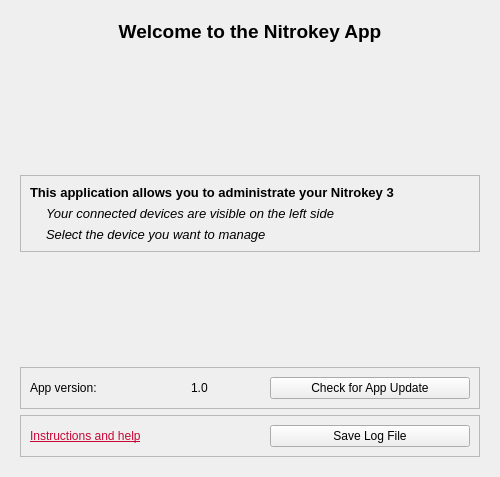
This is nitrokeyapp/ui/welcome_tab.ui in Nitrokey/nitrokey-app2 as Qt 5 draws it before an edit. The edited form follows.
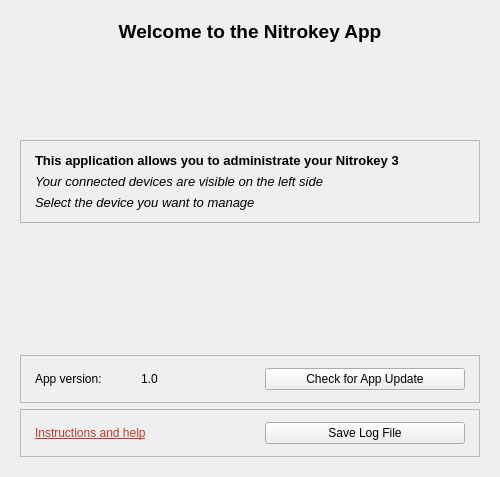
This is the edited form. Icons and pictures are not drawn.

Patch:
```diff
--- a/nitrokeyapp/ui/welcome_tab.ui
+++ b/nitrokeyapp/ui/welcome_tab.ui
@@ -125,14 +125,14 @@
            </property>
            <property name="minimumSize">
             <size>
-             <width>400</width>
-             <height>100</height>
+             <width>280</width>
+             <height>65</height>
             </size>
            </property>
            <property name="maximumSize">
             <size>
-             <width>400</width>
-             <height>100</height>
+             <width>280</width>
+             <height>65</height>
             </size>
            </property>
            <property name="sizeIncrement">
@@ -210,11 +210,17 @@
           <property name="spacing">
            <number>6</number>
           </property>
+          <property name="leftMargin">
+           <number>14</number>
+          </property>
           <property name="topMargin">
-           <number>9</number>
+           <number>12</number>
+          </property>
+          <property name="rightMargin">
+           <number>14</number>
           </property>
           <property name="bottomMargin">
-           <number>9</number>
+           <number>12</number>
           </property>
           <item>
            <layout class="QVBoxLayout" name="verticalLayout_5">
@@ -242,9 +248,6 @@
               <property name="text">
                <string>Your connected devices are visible on the left side</string>
               </property>
-              <property name="indent">
-               <number>16</number>
-              </property>
              </widget>
             </item>
             <item>
@@ -258,9 +261,6 @@
               <property name="text">
                <string>Select the device you want to manage</string>
               </property>
-              <property name="indent">
-               <number>16</number>
-              </property>
              </widget>
             </item>
            </layout>
@@ -290,6 +290,18 @@
           <enum>QFrame::Shadow::Raised</enum>
          </property>
          <layout class="QHBoxLayout" name="horizontalLayout_2">
+          <property name="leftMargin">
+           <number>14</number>
+          </property>
+          <property name="topMargin">
+           <number>12</number>
+          </property>
+          <property name="rightMargin">
+           <number>14</number>
+          </property>
+          <property name="bottomMargin">
+           <number>12</number>
+          </property>
           <item>
            <widget class="QLabel" name="Version">
             <property name="sizePolicy">
@@ -300,7 +312,7 @@
             </property>
             <property name="minimumSize">
              <size>
-              <width>155</width>
+              <width>100</width>
               <height>0</height>
              </size>
             </property>
@@ -311,7 +323,7 @@
              <string>App version:</string>
             </property>
             <property name="alignment">
-             <set>Qt::AlignmentFlag::AlignBottom|Qt::AlignmentFlag::AlignLeading|Qt::AlignmentFlag::AlignLeft</set>
+             <set>Qt::AlignmentFlag::AlignLeading|Qt::AlignmentFlag::AlignLeft|Qt::AlignmentFlag::AlignVCenter</set>
             </property>
            </widget>
           </item>
@@ -359,6 +371,18 @@
           <enum>QFrame::Shadow::Raised</enum>
          </property>
          <layout class="QHBoxLayout" name="horizontalLayout_5">
+          <property name="leftMargin">
+           <number>14</number>
+          </property>
+          <property name="topMargin">
+           <number>12</number>
+          </property>
+          <property name="rightMargin">
+           <number>14</number>
+          </property>
+          <property name="bottomMargin">
+           <number>12</number>
+          </property>
           <item>
            <widget class="QLabel" name="Link">
             <property name="sizePolicy">
@@ -368,13 +392,10 @@
              </sizepolicy>
             </property>
             <property name="text">
-             <string>&lt;html&gt;&lt;head/&gt;&lt;body&gt;&lt;p&gt;&lt;a href=&quot;https://www.nitrokey.com/start&quot;&gt;&lt;span style=&quot; text-decoration: underline; color:#c80636;&quot;&gt;Instructions and help&lt;/span&gt;&lt;/a&gt;&lt;/p&gt;&lt;/body&gt;&lt;/html&gt;</string>
+             <string>&lt;html&gt;&lt;head/&gt;&lt;body&gt;&lt;p&gt;&lt;a href=&quot;https://www.nitrokey.com/start&quot;&gt;&lt;span style=&quot; text-decoration: underline; color:#c0392b;&quot;&gt;Instructions and help&lt;/span&gt;&lt;/a&gt;&lt;/p&gt;&lt;/body&gt;&lt;/html&gt;</string>
             </property>
             <property name="alignment">
-             <set>Qt::AlignmentFlag::AlignBottom|Qt::AlignmentFlag::AlignLeading|Qt::AlignmentFlag::AlignLeft</set>
-            </property>
-            <property name="margin">
-             <number>0</number>
+             <set>Qt::AlignmentFlag::AlignLeading|Qt::AlignmentFlag::AlignLeft|Qt::AlignmentFlag::AlignVCenter</set>
             </property>
             <property name="openExternalLinks">
              <bool>true</bool>
```
Left out of the diff: 6 changed lines with no effect on the pictures.
